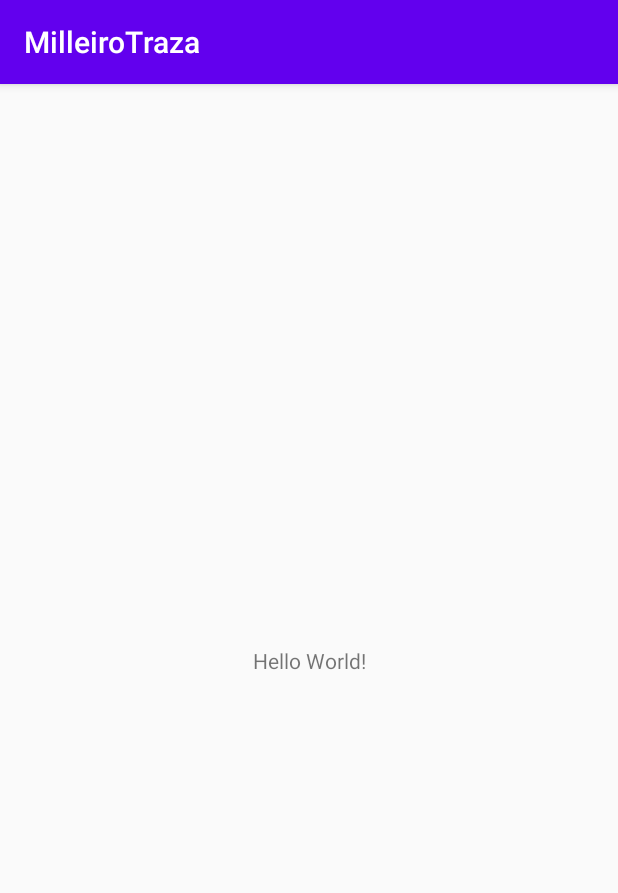
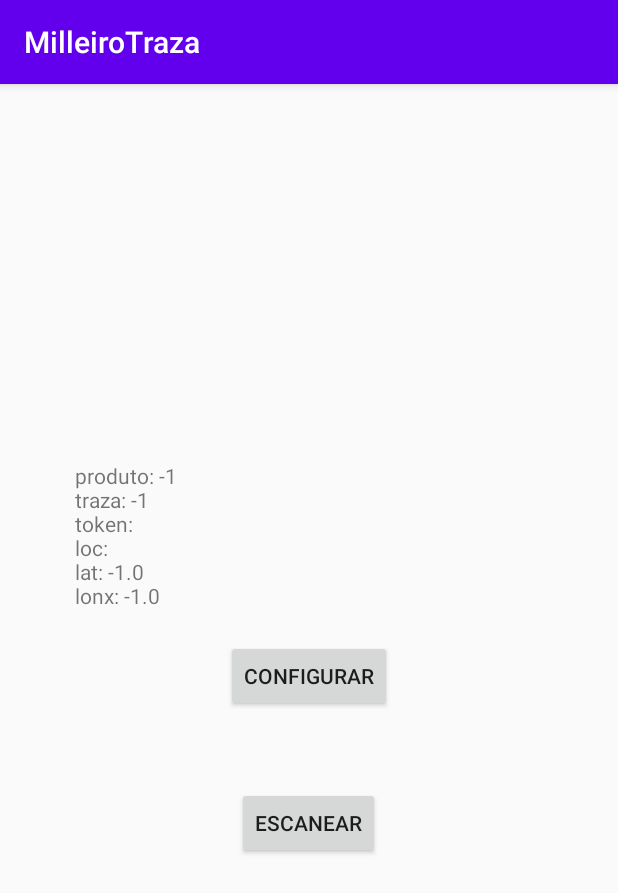
Before and after one commit to jorgeteixe/milleiro, an Android app: the screen it shows after launch (MainActivity), on a phone screen of 412 x 824 dp. Shown: the top 893 px of the screen. Run offline under Robolectric (Android 15) with nearby library versions, the phone set to English and light mode, and no system bars; our stand-ins replace Volley.

Commit message:
improving app

```diff
--- a/android-add-app/app/build.gradle
+++ b/android-add-app/app/build.gradle
@@ -29,6 +29,7 @@ dependencies {
     implementation 'androidx.appcompat:appcompat:1.0.2'
     implementation 'androidx.constraintlayout:constraintlayout:1.1.3'
     implementation 'androidx.preference:preference:1.1.0-rc01'
+    implementation 'com.android.volley:volley:1.1.1'
     testImplementation 'junit:junit:4.12'
     androidTestImplementation 'androidx.test.ext:junit:1.1.1'
     androidTestImplementation 'androidx.test.espresso:espresso-core:3.2.0'
--- a/android-add-app/app/src/main/java/com/github/jorgeteixe/milleiro/MainActivity.java
+++ b/android-add-app/app/src/main/java/com/github/jorgeteixe/milleiro/MainActivity.java
@@ -1,14 +1,87 @@
 package com.github.jorgeteixe.milleiro;
 
 import androidx.appcompat.app.AppCompatActivity;
+import androidx.preference.PreferenceManager;
 
+import android.annotation.SuppressLint;
+import android.content.Intent;
+import android.content.SharedPreferences;
 import android.os.Bundle;
+import android.view.View;
+import android.widget.Button;
+import android.widget.EditText;
+import android.widget.TextView;
+import android.widget.Toast;
+
+import com.android.volley.Request;
+import com.android.volley.RequestQueue;
+import com.android.volley.Response;
+import com.android.volley.VolleyError;
+import com.android.volley.toolbox.StringRequest;
+import com.android.volley.toolbox.Volley;
+
+import org.json.JSONArray;
+import org.json.JSONException;
+import org.json.JSONObject;
 
 public class MainActivity extends AppCompatActivity {
+
+    Button btnConfig, btnEscanear;
+    TextView etConfig;
+    SharedPreferences sharedPreferences;
+    int prod_id, traza_id;
+    String token, loc;
+    Float lat, lonx;
 
     @Override
     protected void onCreate(Bundle savedInstanceState) {
         super.onCreate(savedInstanceState);
         setContentView(R.layout.activity_main);
+        sharedPreferences = PreferenceManager.getDefaultSharedPreferences(this);
+
+        etConfig = findViewById(R.id.txtConfig);
+
+        loadConfig();
+
+        btnConfig = findViewById(R.id.btnConfig);
+        btnEscanear = findViewById(R.id.btnEscanear);
+
+        btnConfig.setOnClickListener(new View.OnClickListener() {
+            @Override
+            public void onClick(View v) {
+                startActivity(new Intent(MainActivity.this, ConfigActivity.class));
+            }
+        });
+
+        btnEscanear.setOnClickListener(new View.OnClickListener() {
+            @Override
+            public void onClick(View v) {
+                if (true) {
+                    startActivity(new Intent(MainActivity.this, EscanerActivity.class));
+                }
+            }
+        });
+    }
+
+    @SuppressLint("SetTextI18n")
+    private void loadConfig() {
+        prod_id = sharedPreferences.getInt("prod_id", -1);
+        traza_id = sharedPreferences.getInt("traza_id", -1);
+        token = sharedPreferences.getString("token", "");
+        loc = sharedPreferences.getString("localizacion", "");
+        lat = sharedPreferences.getFloat("latitude", -1f);
+        lonx = sharedPreferences.getFloat("lonxitude", -1f);
+        etConfig.setText("produto: " + prod_id + "\n" +
+                "traza: " + traza_id + "\n" +
+                "token: " + token + "\n" +
+                "loc: " + loc + "\n" +
+                "lat: " + lat + "\n" +
+                "lonx: " + lonx);
+    }
+
+    @Override
+    protected void onPostResume() {
+        loadConfig();
+        super.onPostResume();
     }
 }
--- a/android-add-app/app/src/main/res/layout/activity_main.xml
+++ b/android-add-app/app/src/main/res/layout/activity_main.xml
@@ -1,18 +1,32 @@
 <?xml version="1.0" encoding="utf-8"?>
-<androidx.constraintlayout.widget.ConstraintLayout xmlns:android="http://schemas.android.com/apk/res/android"
+<LinearLayout xmlns:android="http://schemas.android.com/apk/res/android"
     xmlns:app="http://schemas.android.com/apk/res-auto"
     xmlns:tools="http://schemas.android.com/tools"
     android:layout_width="match_parent"
     android:layout_height="match_parent"
+    android:gravity="center"
+    android:orientation="vertical"
     tools:context=".MainActivity">
 
     <TextView
+        android:id="@+id/txtConfig"
+        android:layout_width="match_parent"
+        android:layout_height="wrap_content"
+        android:layout_marginStart="50dp"
+        android:layout_marginEnd="50dp"
+        android:text="Configuración non cargada" />
+
+    <Button
+        android:id="@+id/btnConfig"
         android:layout_width="wrap_content"
         android:layout_height="wrap_content"
-        android:text="Hello World!"
-        app:layout_constraintBottom_toBottomOf="parent"
-        app:layout_constraintLeft_toLeftOf="parent"
-        app:layout_constraintRight_toRightOf="parent"
-        app:layout_constraintTop_toTopOf="parent" />
+        android:layout_marginTop="20dp"
+        android:text="Configurar" />
 
-</androidx.constraintlayout.widget.ConstraintLayout>
+    <Button
+        android:id="@+id/btnEscanear"
+        android:layout_width="wrap_content"
+        android:layout_height="wrap_content"
+        android:layout_marginTop="50dp"
+        android:text="Escanear" />
+</LinearLayout>
```
Also changed, not shown: android-add-app/app/src/main/AndroidManifest.xml (+10 -3 lines), android-add-app/app/src/main/java/com/github/jorgeteixe/milleiro/ConfigActivity.java (added, +118 -0 lines), android-add-app/app/src/main/java/com/github/jorgeteixe/milleiro/EscanerActivity.java (added, +14 -0 lines), android-add-app/app/src/main/java/com/github/jorgeteixe/milleiro/ProdutoActivity.java (added, +79 -0 lines), android-add-app/app/src/main/java/com/github/jorgeteixe/milleiro/SettingsActivity.java (deleted, +0 -31 lines), android-add-app/app/src/main/java/com/github/jorgeteixe/milleiro/TrazaActivity.java (added, +87 -0 lines), android-add-app/app/src/main/res/layout/activity_config.xml (added, +123 -0 lines), android-add-app/app/src/main/res/layout/activity_escaner.xml (added, +9 -0 lines), android-add-app/app/src/main/res/layout/activity_produto.xml (added, +13 -0 lines), android-add-app/app/src/main/res/layout/activity_traza.xml (added, +13 -0 lines), android-add-app/app/src/main/res/layout/settings_activity.xml (deleted, +0 -9 lines), android-add-app/app/src/main/res/xml/root_preferences.xml (deleted, +0 -35 lines), 1 other file.
